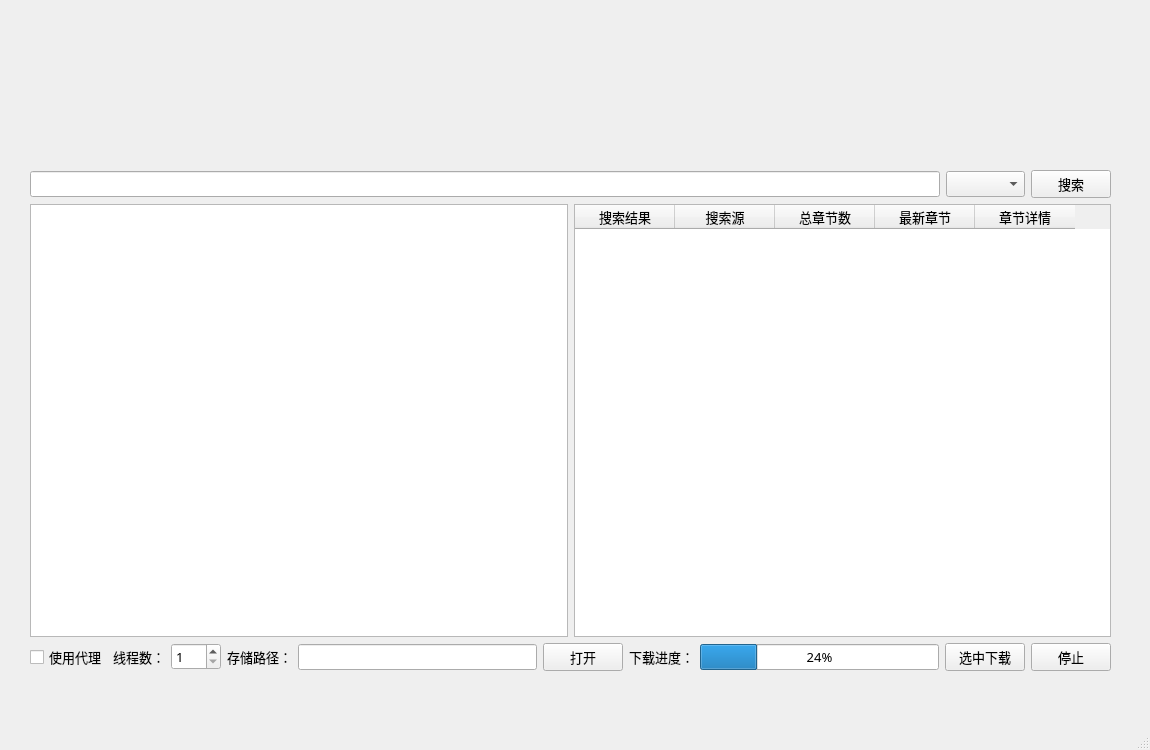
Above: story_dl/downloadStory.ui from SunJackson/downloadStory before the change. Below: the same form after it.
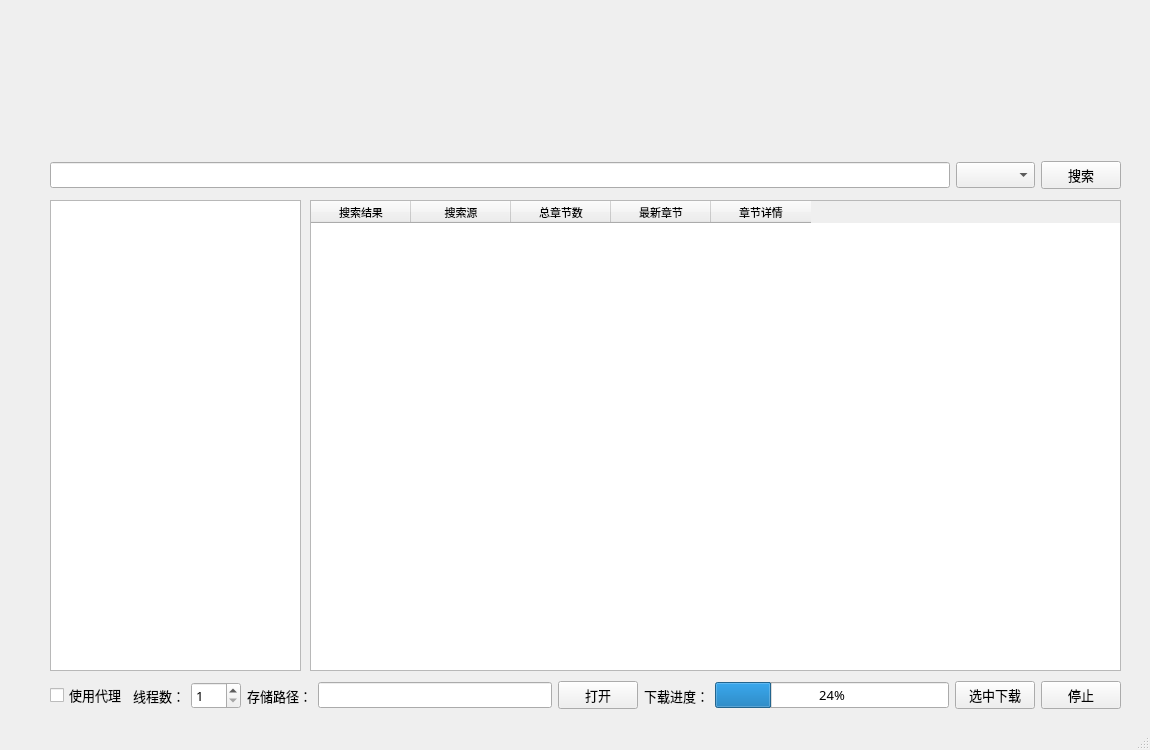
That is the form after the change. Icons and pictures are not drawn.

```diff
--- a/story_dl/downloadStory.ui
+++ b/story_dl/downloadStory.ui
@@ -41,7 +41,7 @@
     </property>
     <property name="geometry">
      <rect>
-      <x>500</x>
+      <x>520</x>
       <y>30</y>
       <width>141</width>
       <height>111</height>
@@ -63,14 +63,12 @@
    <widget class="QWidget" name="layoutWidget">
     <property name="geometry">
      <rect>
-      <x>30</x>
-      <y>170</y>
-      <width>1081</width>
-      <height>501</height>
+      <x>50</x>
+      <y>160</y>
+      <width>1071</width>
+      <height>31</height>
      </rect>
     </property>
-    <layout class="QVBoxLayout" name="verticalLayout">
-     <item>
       <layout class="QHBoxLayout" name="horizontalLayout">
        <item>
         <widget class="QLineEdit" name="inputSearch"/>
@@ -93,44 +91,16 @@
         </widget>
        </item>
       </layout>
-     </item>
-     <item>
-      <layout class="QHBoxLayout" name="horizontalLayout_2">
-       <item>
-        <widget class="QTextBrowser" name="textBrowser"/>
-       </item>
-       <item>
-        <widget class="QTableWidget" name="tableWidget">
-         <column>
-          <property name="text">
-           <string>搜索结果</string>
-          </property>
-         </column>
-         <column>
-          <property name="text">
-           <string>搜索源</string>
-          </property>
-         </column>
-         <column>
-          <property name="text">
-           <string>总章节数</string>
-          </property>
-         </column>
-         <column>
-          <property name="text">
-           <string>最新章节</string>
-          </property>
-         </column>
-         <column>
-          <property name="text">
-           <string>章节详情</string>
-          </property>
-         </column>
-        </widget>
-       </item>
-      </layout>
-     </item>
-     <item>
+   </widget>
+   <widget class="QWidget" name="layoutWidget">
+    <property name="geometry">
+     <rect>
+      <x>50</x>
+      <y>680</y>
+      <width>1071</width>
+      <height>31</height>
+     </rect>
+    </property>
       <layout class="QHBoxLayout" name="horizontalLayout_3">
        <item>
         <widget class="QCheckBox" name="checkBoxProxy">
@@ -202,9 +172,107 @@
         </widget>
        </item>
       </layout>
-     </item>
-    </layout>
    </widget>
+   <widget class="QTextBrowser" name="textBrowser">
+    <property name="geometry">
+     <rect>
+      <x>50</x>
+      <y>200</y>
+      <width>251</width>
+      <height>471</height>
+     </rect>
+    </property>
+    <property name="font">
+     <font>
+      <pointsize>8</pointsize>
+     </font>
+    </property>
+   </widget>
+   <widget class="QTableWidget" name="tableWidget">
+    <property name="geometry">
+     <rect>
+      <x>310</x>
+      <y>200</y>
+      <width>811</width>
+      <height>471</height>
+     </rect>
+    </property>
+    <property name="font">
+     <font>
+      <family>微软雅黑</family>
+      <pointsize>8</pointsize>
+     </font>
+    </property>
+    <property name="editTriggers">
+     <set>QAbstractItemView::NoEditTriggers</set>
+    </property>
+    <property name="dragEnabled">
+     <bool>false</bool>
+    </property>
+    <property name="showGrid">
+     <bool>true</bool>
+    </property>
+    <property name="gridStyle">
+     <enum>Qt::CustomDashLine</enum>
+    </property>
+    <property name="sortingEnabled">
+     <bool>false</bool>
+    </property>
+    <attribute name="horizontalHeaderCascadingSectionResizes">
+     <bool>false</bool>
+    </attribute>
+    <column>
+     <property name="text">
+      <string>搜索结果</string>
+     </property>
+     <property name="font">
+      <font>
+       <family>微软雅黑</family>
+       <kerning>true</kerning>
+      </font>
+     </property>
+     <property name="textAlignment">
+      <set>AlignCenter</set>
+     </property>
+    </column>
+    <column>
+     <property name="text">
+      <string>搜索源</string>
+     </property>
+     <property name="textAlignment">
+      <set>AlignCenter</set>
+     </property>
+    </column>
+    <column>
+     <property name="text">
+      <string>总章节数</string>
+     </property>
+     <property name="textAlignment">
+      <set>AlignCenter</set>
+     </property>
+    </column>
+    <column>
+     <property name="text">
+      <string>最新章节</string>
+     </property>
+     <property name="textAlignment">
+      <set>AlignCenter</set>
+     </property>
+    </column>
+    <column>
+     <property name="text">
+      <string>章节详情</string>
+     </property>
+     <property name="textAlignment">
+      <set>AlignCenter</set>
+     </property>
+    </column>
+   </widget>
+   <zorder>layoutWidget</zorder>
+   <zorder>textBrowser</zorder>
+   <zorder>tableWidget</zorder>
+   <zorder>label</zorder>
+   <zorder>layoutWidget</zorder>
   </widget>
   <widget class="QStatusBar" name="statusbar"/>
  </widget>
```
Left out of the diff: 6 changed lines with no effect on the pictures. Lines whose indentation alone changed are shown as unchanged.
